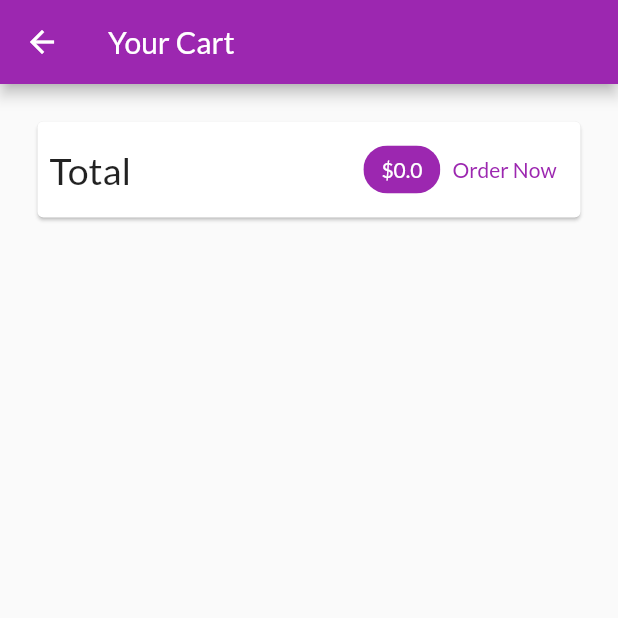
After one commit to Frabbi727/Shopping-App, a Flutter app: the CartScreen screen opened by its route, on a phone screen of 412 x 824 dp, the top half of it. The commit adds this screen. Run offline on Flutter 3.47's test engine with Material 2 defaults, Android fonts, the phone set to English and light mode, and no system bars; network calls fail.

Commit message:
Solve the problem of getter null error, now user can see the cart with his/her added cart products

```diff
--- a/lib/providers/cart.dart
+++ b/lib/providers/cart.dart
@@ -12,21 +12,34 @@ class CartItem {
     required this.quantity,
     required this.price,
   });
+
 }
 
 class Cart with ChangeNotifier {
-  Map<String, CartItem>? _items ={} ;
+  Map<String, CartItem> _items ={} ;
   Map<String, CartItem> get items {
-    return {..._items!};
+    return  {..._items};
   }
+
+
   int get itemCount {
-    return _items!.length;
+    return _items.length;
 
   }
 
+  double get totalAmount{
+    var total=0.0;
+    _items.forEach((key, cartItem) {
+      total += cartItem.price*cartItem.quantity;
+    });
+
+
+    return total;
+  }
+
   void addItem(String productId, double price, String title) {
-    if (_items!.containsKey(productId)) {
-      _items!.update(
+    if (_items.containsKey(productId)) {
+      _items.update(
           productId,
           (existingCartItem) => CartItem(
               id: existingCartItem.id,
@@ -34,7 +47,7 @@ class Cart with ChangeNotifier {
               quantity: existingCartItem.quantity + 1,
               price: existingCartItem.price));
     } else {
-      _items!.putIfAbsent(
+      _items.putIfAbsent(
           productId,
           () => CartItem(
                 id: DateTime.now().toString(),
--- /dev/null
+++ b/lib/screens/cart_scree.dart
@@ -0,0 +1,63 @@
+import 'package:flutter/material.dart';
+import 'package:provider/provider.dart';
+import '../providers/cart.dart';
+import '../widgets/cart_items_display.dart';
+
+class CartScreen extends StatelessWidget {
+  static const route = '/cart';
+
+  @override
+  Widget build(BuildContext context) {
+    final cart = Provider.of<Cart>(context);
+    final cartItems = cart.items.entries.map((e) => e.value).toList();
+
+    return Scaffold(
+      appBar: AppBar(
+        title: Text('Your Cart'),
+      ),
+      body: Column(
+        children: <Widget>[
+          Card(
+            margin: EdgeInsets.all(25),
+            child: Padding(
+              padding: EdgeInsets.all(8),
+              child: Row(
+                mainAxisAlignment: MainAxisAlignment.spaceBetween,
+                children: <Widget>[
+                  Text(
+                    'Total',
+                    style: TextStyle(fontSize: 25),
+                  ),
+                  Spacer(),
+                  Chip(
+                    label: Text(
+                      '\$${cart.totalAmount}',
+                      style: TextStyle(
+                        color: Colors.white,
+                      ),
+                    ),
+                    backgroundColor: Theme.of(context).primaryColor,
+                  ),
+                  TextButton(onPressed: () {}, child: Text('Order Now')),
+                ],
+              ),
+            ),
+          ),
+          SizedBox(
+            height: 10,
+          ),
+          Expanded(
+            child: ListView.builder(
+                itemCount: cart.items.length,
+                itemBuilder: (ctx, i) => CartItemDisplay(
+                      id: cartItems[i].id,
+                      price: cartItems[i].price,
+                      quantity: cartItems[i].quantity,
+                      title: cartItems[i].title,
+                    )),
+          ),
+        ],
+      ),
+    );
+  }
+}
--- a/lib/screens/products_overview_screen.dart
+++ b/lib/screens/products_overview_screen.dart
@@ -1,8 +1,10 @@
 import 'package:flutter/material.dart';
 import 'package:shopping_app/providers/cart.dart';
+import 'package:shopping_app/screens/cart_scree.dart';
 import 'package:shopping_app/widgets/badge.dart';
 import 'package:shopping_app/widgets/product_grid.dart';
 import 'package:provider/provider.dart';
+import '../screens/cart_scree.dart';
 
 enum FiletrOptions {
   Favourite,
@@ -48,7 +50,9 @@ class _ProductOverviewScreenState extends State<ProductOverviewScreen> {
           Consumer<Cart>(
             builder: (_, cart, child) => Badge(
               child: IconButton(
-                onPressed: () {},
+                onPressed: () {
+                  Navigator.of(context).pushNamed(CartScreen.route);
+                },
                 icon: Icon(
                   Icons.shopping_cart,
                 ),
```
Also changed, not shown: lib/main.dart (+5 -2 lines), lib/widgets/cart_items_display.dart (added, +41 -0 lines).
